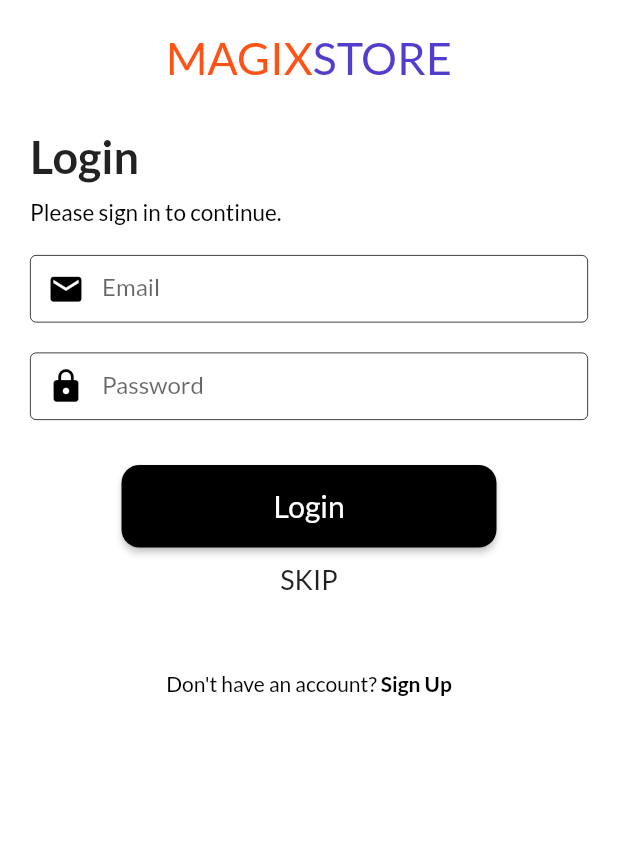
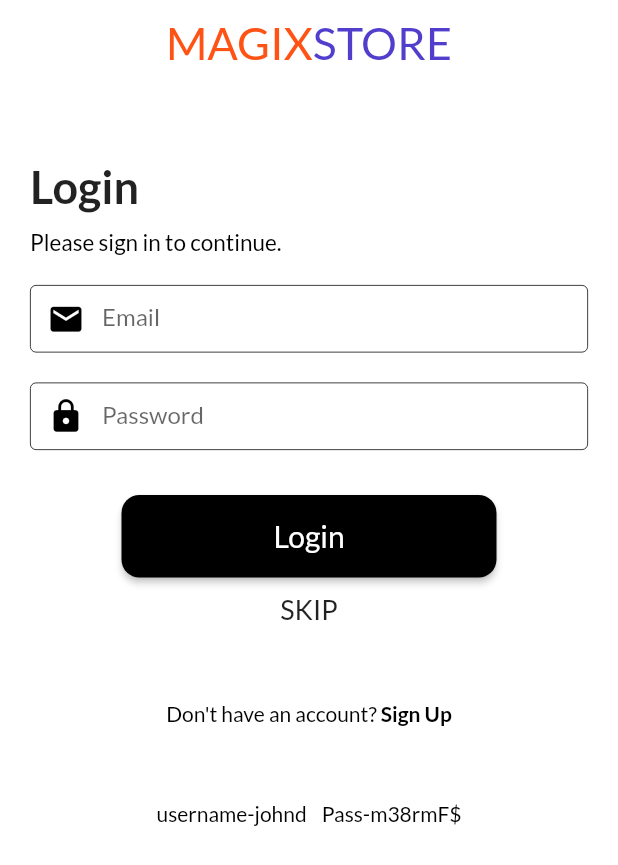
Before and after one commit to devpravesh/ecommagix, a Flutter app: the Login screen opened directly, after a tap on "Login", on a phone screen of 412 x 824 dp. Shown: the top 865 px of the screen. Run offline on Flutter 3.47's test engine with Material 2 defaults, Android fonts, the light colour scheme and no system bars; our stand-ins replace device_preview, fluttertoast, google_fonts; network calls fail.

Commit message:
done all

```diff
--- a/lib/view/cart/cart.dart
+++ b/lib/view/cart/cart.dart
@@ -10,8 +10,7 @@ class _CartState extends State<Cart> {
   @override
   Widget build(BuildContext context) {
     final cart = Provider.of<CartItems>(context);
-    return SafeArea(
-      child: Scaffold(
+    return Scaffold(
       appBar: AppBar(
         elevation: 0.0,
         automaticallyImplyLeading: true,
@@ -40,7 +39,6 @@ class _CartState extends State<Cart> {
           );
         },
       ),
-      ),
     );
   }
 }
--- a/lib/view/init_screen/login/login.dart
+++ b/lib/view/init_screen/login/login.dart
@@ -1,3 +1,5 @@
+import 'dart:io';
+
 import 'package:ecommagix/imports.dart';
 import 'package:http/http.dart' as http;
 import 'dart:developer' as dev;
@@ -11,29 +13,24 @@ class _LoginState extends State<Login> {
   final TextEditingController _emailController = TextEditingController();
   final TextEditingController _passwordController = TextEditingController();
 
-  var users;
-  login(username, password) async {
-    final baseUrl = 'fakestoreapi.com';
-    final _url = '/auth/login';
-    var res = await http.post(
-      Uri.https(baseUrl, _url),
-      body: jsonEncode(
-          <String, String>{'username': username, 'password': password}),
-    );
-    dev.log('Request: ${res.request!.url.toString()}');
+  Future authenticateUser(String username, String password) async {
+    var headers = {'Content-Type': 'application/json'};
+    var request =
+        http.Request('POST', Uri.parse('https://fakestoreapi.com/auth/login'));
+    request.body = json.encode({"username": username, "password": password});
+    request.headers.addAll(headers);
 
-    var data = jsonDecode(res.body);
-    if (data['token']) {
+    http.StreamedResponse response = await request.send();
+
+    if (response.statusCode == 200) {
+      print(await response.stream.bytesToString());
+      Fluttertoast.showToast(msg: "Successfully Logged in");
       Navigator.pushAndRemoveUntil(
           context, MaterialPageRoute(builder: (_) => Home()), (route) => false);
     } else {
-      Fluttertoast.showToast(msg: "Invalid Credential");
+      Fluttertoast.showToast(msg: response.reasonPhrase.toString());
+      print(response.reasonPhrase);
     }
-    users = await data;
-    if (kDebugMode) {
-      dev.log('Response: ${data.toString()}');
-    }
-    //  data;
   }
 
   @override
@@ -43,15 +40,20 @@ class _LoginState extends State<Login> {
 
   @override
   Widget build(BuildContext context) {
-    return SafeArea(
-      child: Scaffold(
+    return Scaffold(
+      appBar: AppBar(
+        elevation: 0.0,
+        automaticallyImplyLeading: true,
+        backgroundColor: Colors.white,
+        title: AppName(),
+      ),
       body: SingleChildScrollView(
         padding: EdgeInsets.all(20.0),
         child: Column(
           crossAxisAlignment: CrossAxisAlignment.start,
           mainAxisAlignment: MainAxisAlignment.center,
           children: [
-              AppName(),
+            // AppName(),
             const SizedBox(height: 30.0),
             TextBuilder(
               text: 'Login',
@@ -85,7 +87,8 @@ class _LoginState extends State<Login> {
                 shape: RoundedRectangleBorder(
                     borderRadius: BorderRadius.circular(12)),
                 onPressed: () {
-                    login(_emailController.text, _passwordController.text);
+                  authenticateUser(
+                      _emailController.text, _passwordController.text);
                   // print(users[1]['email']);
                   // Navigator.pushAndRemoveUntil(
                   //     context,
@@ -131,8 +134,25 @@ class _LoginState extends State<Login> {
                 )
               ],
             ),
+            const SizedBox(height: 50.0),
+            Row(
+              mainAxisAlignment: MainAxisAlignment.center,
+              children: [
+                TextBuilder(
+                  text: "username-johnd",
+                  color: Colors.black,
+                ),
+                SizedBox(
+                  width: 10,
+                ),
+                TextBuilder(
+                  text: 'Pass-m38rmF\$',
+                  color: Colors.black,
+                  // fontWeight: FontWeight.bold,
+                )
               ],
             ),
+          ],
         ),
       ),
     );
--- a/lib/view/init_screen/splash.dart
+++ b/lib/view/init_screen/splash.dart
@@ -21,8 +21,7 @@ class _SplashState extends State<Splash> {
 
   @override
   Widget build(BuildContext context) {
-    return SafeArea(
-        child: Scaffold(
+    return Scaffold(
       body: Center(
         child: Row(
           mainAxisAlignment: MainAxisAlignment.center,
@@ -40,6 +39,6 @@ class _SplashState extends State<Splash> {
           ],
         ),
       ),
-    ));
+    );
   }
 }
```
Also changed, not shown: lib/model/cart_model.dart (+0 -19 lines), lib/view/home/home.dart (+115 -4 lines), lib/view/menu/drawer_menu.dart (+16 -1 lines), lib/widgets/card/cart_card_tile.dart (+11 -1 lines), lib/widgets/card/product_card_tile.dart (+4 -4 lines), 2 other files. Lines whose indentation alone changed are shown as unchanged.
